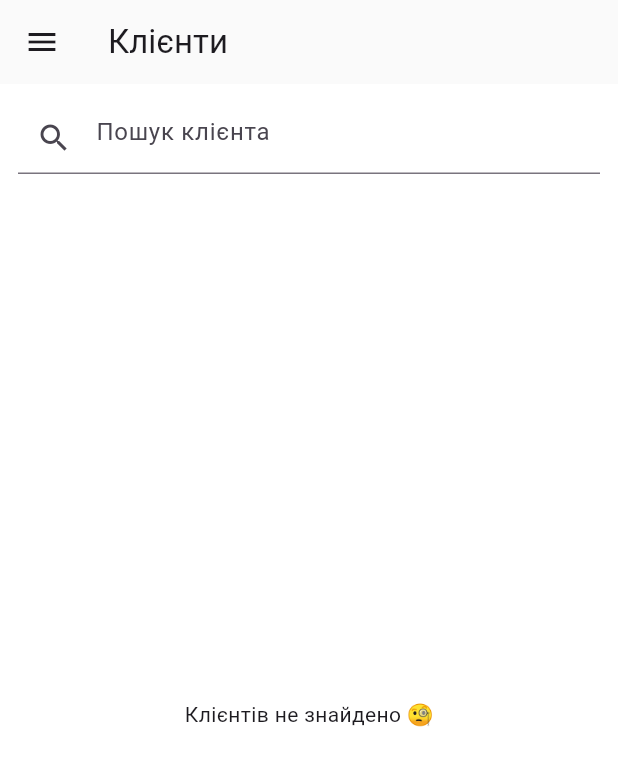
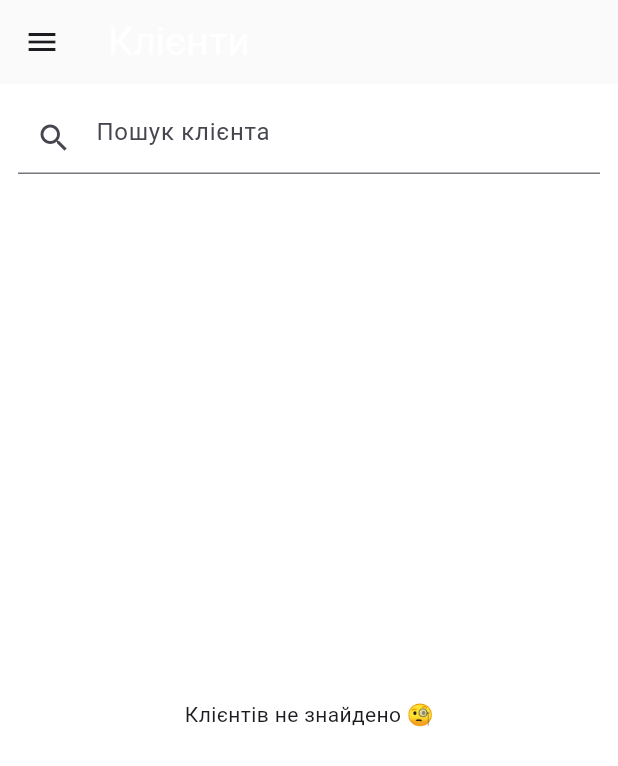
Before and after one commit to Sergey-Kudashev/crm_app, a Flutter app: the ClientsListScreen screen opened by its route, on a phone screen of 412 x 824 dp. Shown: the top 766 px of the screen. Run offline on Flutter 3.47's test engine with Material 3 defaults, Android fonts, the phone set to English and light mode, and no system bars; our stand-ins replace cloud_firestore, firebase_auth, firebase_core, image_picker, lucide_icons, photo_view and 2 more; missing offline and left inert: firebase_app_check; accounts and stored records are empty; statements that could not run were skipped.

Commit message:
redesign most screens

```diff
--- a/lib/screens/calendar_screen.dart
+++ b/lib/screens/calendar_screen.dart
@@ -174,7 +174,7 @@ class _CalendarScreenState extends State<CalendarScreen>
     return Scaffold(
       backgroundColor: Colors.white,
       appBar: AppBar(
-        backgroundColor: Colors.grey.shade50,
+        backgroundColor: Color(0xFF673AB7),
         title: const Text('Календар'),
         actions: [
           IconButton(
--- a/lib/screens/clients_list_screen.dart
+++ b/lib/screens/clients_list_screen.dart
@@ -37,7 +37,14 @@ class _ClientsListScreenState extends State<ClientsListScreen> {
     return Scaffold(
       backgroundColor: const Color.fromARGB(255, 255, 255, 255),
       appBar: AppBar(
-        title: const Text('Клієнти'),
+        title: const Text(
+          'Клієнти',
+          style: TextStyle(
+            color: Color.fromARGB(255, 255, 255, 255),
+            fontSize: 26,
+            fontWeight: FontWeight.normal,
+          ),
+        ),
         backgroundColor: Colors.grey.shade50,
       ),
       drawer: const AppDrawer(currentRoute: AppRoutes.clients),
@@ -75,7 +82,7 @@ class _ClientsListScreenState extends State<ClientsListScreen> {
                   final searchLower = _searchText.toLowerCase();
                   query = query
                       .where('name', isGreaterThanOrEqualTo: searchLower)
-                      .where('name', isLessThan: _searchText + '\uf8ff');
+                      .where('name', isLessThan: '$_searchText\uf8ff');
                 }
                 return query.snapshots();
               }(),
```
Also changed, not shown: lib/screens/client_details_screen.dart (+9 -2 lines), lib/screens/today_screen.dart (+8 -1 lines).
